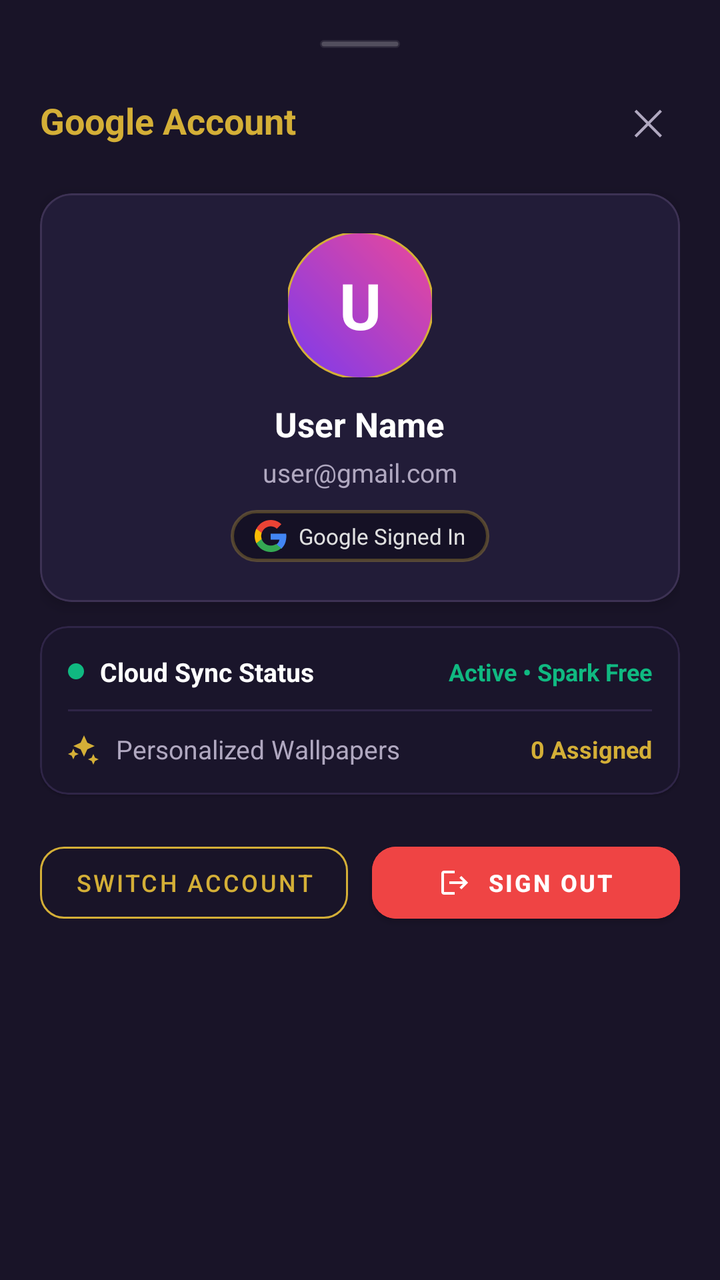
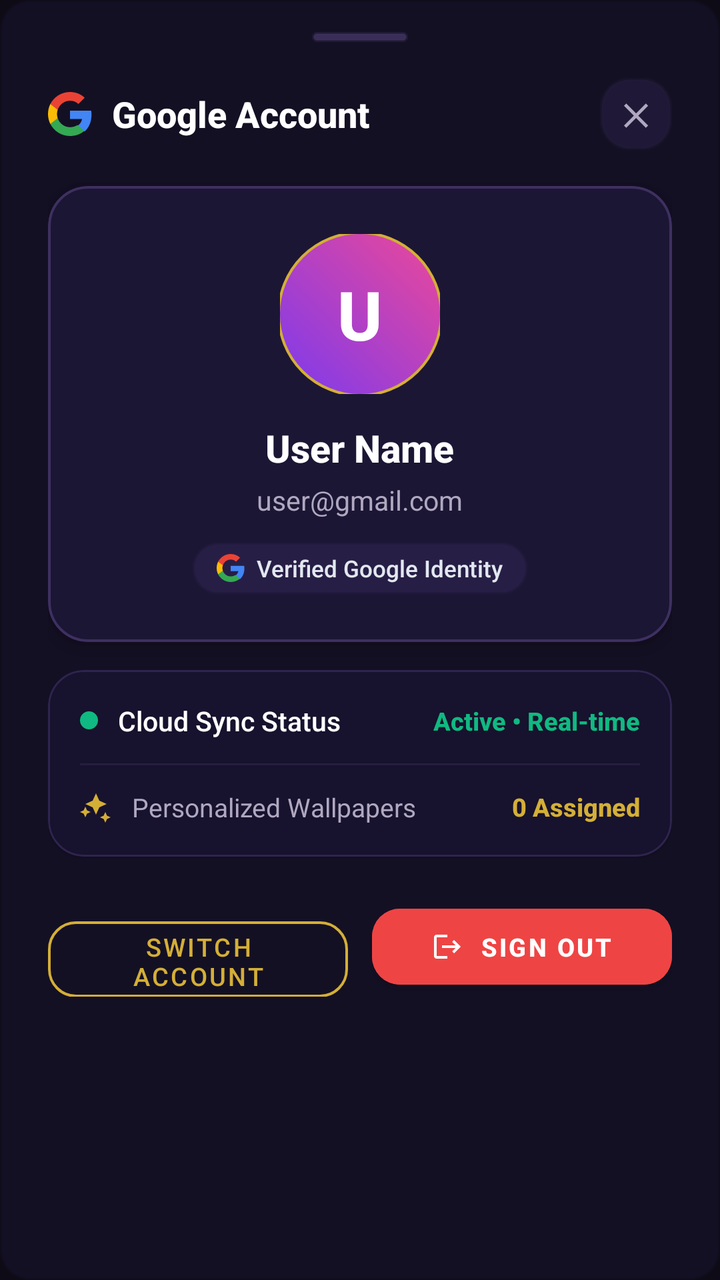

Before-and-after screenshots of an Android layout around one commit, followed by the original layout XML and the change that was made.
<!-- AndroidManifest.xml: application theme Theme.VideoLockScreen -->
<!-- res/layout/dialog_account_profile.xml -->
<?xml version="1.0" encoding="utf-8"?>
<LinearLayout xmlns:android="http://schemas.android.com/apk/res/android"
    xmlns:app="http://schemas.android.com/apk/res-auto"
    android:layout_width="match_parent"
    android:layout_height="wrap_content"
    android:background="#191428"
    android:orientation="vertical"
    android:padding="20dp">

    
    <View
        android:layout_width="40dp"
        android:layout_height="4dp"
        android:layout_gravity="center_horizontal"
        android:layout_marginBottom="16dp"
        android:background="@drawable/bg_glass_toast"
        android:backgroundTint="#44FFFFFF" />

    
    <LinearLayout
        android:layout_width="match_parent"
        android:layout_height="wrap_content"
        android:gravity="center_vertical"
        android:orientation="horizontal">

        <TextView
            android:layout_width="0dp"
            android:layout_height="wrap_content"
            android:layout_weight="1"
            android:text="Google Account"
            android:textColor="#D4AF37"
            android:textSize="18sp"
            android:textStyle="bold" />

        <TextView
            android:id="@+id/btnCloseProfileDialog"
            android:layout_width="wrap_content"
            android:layout_height="wrap_content"
            android:background="?attr/selectableItemBackgroundBorderless"
            android:clickable="true"
            android:focusable="true"
            android:padding="8dp"
            android:text="✕"
            android:textColor="#B0A8C0"
            android:textSize="18sp" />
    </LinearLayout>

    
    <com.google.android.material.card.MaterialCardView
        android:layout_width="match_parent"
        android:layout_height="wrap_content"
        android:layout_marginTop="16dp"
        app:cardBackgroundColor="#221C38"
        app:cardCornerRadius="16dp"
        app:cardElevation="4dp"
        app:strokeColor="#3D3254"
        app:strokeWidth="1dp">

        <LinearLayout
            android:layout_width="match_parent"
            android:layout_height="wrap_content"
            android:gravity="center_horizontal"
            android:orientation="vertical"
            android:padding="20dp">

            
            <FrameLayout
                android:layout_width="72dp"
                android:layout_height="72dp">

                <com.google.android.material.imageview.ShapeableImageView
                    android:id="@+id/dialogIvUserAvatar"
                    android:layout_width="72dp"
                    android:layout_height="72dp"
                    android:scaleType="centerCrop"
                    app:shapeAppearanceOverlay="@style/ShapeAppearance.Circle"
                    app:strokeColor="#D4AF37"
                    app:strokeWidth="2dp" />

                <TextView
                    android:id="@+id/dialogTvAvatarInitial"
                    android:layout_width="72dp"
                    android:layout_height="72dp"
                    android:background="@drawable/bg_circle_avatar"
                    android:gravity="center"
                    android:text="U"
                    android:textColor="#FFFFFF"
                    android:textSize="32sp"
                    android:textStyle="bold" />
            </FrameLayout>

            <TextView
                android:id="@+id/dialogTvUserName"
                android:layout_width="wrap_content"
                android:layout_height="wrap_content"
                android:layout_marginTop="12dp"
                android:text="User Name"
                android:textColor="#FFFFFF"
                android:textSize="17sp"
                android:textStyle="bold" />

            <TextView
                android:id="@+id/dialogTvUserEmail"
                android:layout_width="wrap_content"
                android:layout_height="wrap_content"
                android:layout_marginTop="4dp"
                android:text="user@gmail.com"
                android:textColor="#B0A8C0"
                android:textSize="13sp" />

            
            <LinearLayout
                android:layout_width="wrap_content"
                android:layout_height="wrap_content"
                android:layout_marginTop="10dp"
                android:background="@drawable/bg_glass_toast"
                android:gravity="center_vertical"
                android:orientation="horizontal"
                android:paddingHorizontal="12dp"
                android:paddingVertical="5dp">

                <ImageView
                    android:layout_width="16dp"
                    android:layout_height="16dp"
                    android:src="@drawable/ic_google" />

                <TextView
                    android:layout_width="wrap_content"
                    android:layout_height="wrap_content"
                    android:layout_marginStart="6dp"
                    android:text="Google Signed In"
                    android:textColor="#E0E0E0"
                    android:textSize="11sp" />
            </LinearLayout>

        </LinearLayout>
    </com.google.android.material.card.MaterialCardView>

    
    <com.google.android.material.card.MaterialCardView
        android:layout_width="match_parent"
        android:layout_height="wrap_content"
        android:layout_marginTop="12dp"
        app:cardBackgroundColor="#1A152B"
        app:cardCornerRadius="14dp"
        app:strokeColor="#2F2547"
        app:strokeWidth="1dp">

        <LinearLayout
            android:layout_width="match_parent"
            android:layout_height="wrap_content"
            android:orientation="vertical"
            android:padding="14dp">

            <LinearLayout
                android:layout_width="match_parent"
                android:layout_height="wrap_content"
                android:gravity="center_vertical"
                android:orientation="horizontal">

                <View
                    android:layout_width="8dp"
                    android:layout_height="8dp"
                    android:background="@drawable/bg_circle_indicator_green" />

                <TextView
                    android:layout_width="0dp"
                    android:layout_height="wrap_content"
                    android:layout_marginStart="8dp"
                    android:layout_weight="1"
                    android:text="Cloud Sync Status"
                    android:textColor="#FFFFFF"
                    android:textSize="13sp"
                    android:textStyle="bold" />

                <TextView
                    android:layout_width="wrap_content"
                    android:layout_height="wrap_content"
                    android:text="Active • Spark Free"
                    android:textColor="#10B981"
                    android:textSize="12sp"
                    android:textStyle="bold" />
            </LinearLayout>

            <View
                android:layout_width="match_parent"
                android:layout_height="1dp"
                android:layout_marginVertical="10dp"
                android:background="#2F2547" />

            <LinearLayout
                android:layout_width="match_parent"
                android:layout_height="wrap_content"
                android:gravity="center_vertical"
                android:orientation="horizontal">

                <ImageView
                    android:layout_width="16dp"
                    android:layout_height="16dp"
                    android:src="@drawable/ic_sparkle"
                    app:tint="#D4AF37" />

                <TextView
                    android:layout_width="0dp"
                    android:layout_height="wrap_content"
                    android:layout_marginStart="8dp"
                    android:layout_weight="1"
                    android:text="Personalized Wallpapers"
                    android:textColor="#B0A8C0"
                    android:textSize="13sp" />

                <TextView
                    android:id="@+id/dialogTvAssignedCount"
                    android:layout_width="wrap_content"
                    android:layout_height="wrap_content"
                    android:text="0 Assigned"
                    android:textColor="#D4AF37"
                    android:textSize="12sp"
                    android:textStyle="bold" />
            </LinearLayout>

        </LinearLayout>
    </com.google.android.material.card.MaterialCardView>

    
    <LinearLayout
        android:layout_width="match_parent"
        android:layout_height="wrap_content"
        android:layout_marginTop="20dp"
        android:orientation="horizontal">

        
        <com.google.android.material.button.MaterialButton
            android:id="@+id/dialogBtnSwitchAccount"
            style="@style/Widget.MaterialComponents.Button.OutlinedButton"
            android:layout_width="0dp"
            android:layout_height="48dp"
            android:layout_marginEnd="6dp"
            android:layout_weight="1"
            android:text="Switch Account"
            android:textColor="#D4AF37"
            android:textSize="12sp"
            app:cornerRadius="12dp"
            app:strokeColor="#D4AF37"
            app:strokeWidth="1dp" />

        
        <com.google.android.material.button.MaterialButton
            android:id="@+id/dialogBtnSignOut"
            android:layout_width="0dp"
            android:layout_height="48dp"
            android:layout_marginStart="6dp"
            android:layout_weight="1"
            android:backgroundTint="#EF4444"
            android:text="Sign Out"
            android:textColor="#FFFFFF"
            android:textSize="12sp"
            android:textStyle="bold"
            app:cornerRadius="12dp"
            app:icon="@drawable/ic_logout"
            app:iconGravity="textStart"
            app:iconSize="16dp"
            app:iconTint="#FFFFFF" />
    </LinearLayout>

</LinearLayout>
<!-- resources referenced by this layout -->
<resources>
  <!-- drawable bg_circle_avatar (drawable) -->
  <?xml version="1.0" encoding="utf-8"?>
  <shape xmlns:android="http://schemas.android.com/apk/res/android"
      android:shape="oval">
      <gradient
          android:angle="45"
          android:startColor="#7C3AED"
          android:endColor="#EC4899" />
  </shape>
  <!-- drawable bg_circle_indicator_green (drawable) -->
  <?xml version="1.0" encoding="utf-8"?>
  <shape xmlns:android="http://schemas.android.com/apk/res/android"
      android:shape="oval">
      <solid android:color="#10B981" />
  </shape>
  <!-- drawable bg_glass_toast (drawable) -->
  <?xml version="1.0" encoding="utf-8"?>
  <shape xmlns:android="http://schemas.android.com/apk/res/android"
      android:shape="rectangle">
      <corners android:radius="14dp" />
      <solid android:color="#E6151024" /> 
      <stroke
          android:width="1.5dp"
          android:color="#4DD4AF37" /> 
  </shape>
  <!-- drawable ic_google (drawable) -->
  <vector xmlns:android="http://schemas.android.com/apk/res/android"
      android:width="24dp"
      android:height="24dp"
      android:viewportWidth="24"
      android:viewportHeight="24">
    <path
        android:fillColor="#4285F4"
        android:pathData="M23.745,12.27c0,-0.7 -.06,-1.4 -.19,-2.07H12v4.51h6.6c-.29,1.52 -1.14,2.82 -2.4,3.68v3.05h3.88c2.27,-2.09 3.66,-5.17 3.66,-9.17z"/>
    <path
        android:fillColor="#34A853"
        android:pathData="M12,24c3.24,0 5.95,-1.08 7.93,-2.91l-3.88,-3.05c-1.08,.72 -2.45,1.16 -4.05,1.16 -3.12,0 -5.77,-2.1 -6.72,-4.93H1.25v3.15C3.26,21.36 7.36,24 12,24z"/>
    <path
        android:fillColor="#FBBC05"
        android:pathData="M5.28,14.27c-.25,-.72 -.38,-1.49 -.38,-2.27s.13,-1.55 .38,-2.27V6.58H1.25C.45,8.18 0,9.99 0,12s.45,3.82 1.25,5.42l4.03,-3.15z"/>
    <path
        android:fillColor="#EA4335"
        android:pathData="M12,4.75c1.77,0 3.35,.61 4.6,1.8l3.42,-3.42C17.95,1.19 15.24,0 12,0 7.36,0 3.26,2.64 1.25,6.58l4.03,3.15c.95,-2.83 3.6,-4.98 6.72,-4.98z"/>
  </vector>
  <!-- drawable ic_logout (drawable) -->
  <vector xmlns:android="http://schemas.android.com/apk/res/android"
      android:width="24dp"
      android:height="24dp"
      android:viewportWidth="24"
      android:viewportHeight="24">
      <path
          android:fillColor="#EF4444"
          android:pathData="M17,7l-1.41,1.41L18.17,11H8v2h10.17l-2.58,2.58L17,17l5,-5zM4,5h8V3H4c-1.1,0 -2,0.9 -2,2v14c0,1.1 0.9,2 2,2h8v-2H4V5z" />
  </vector>
  <!-- drawable ic_sparkle (drawable) -->
  <vector xmlns:android="http://schemas.android.com/apk/res/android"
      android:width="24dp"
      android:height="24dp"
      android:viewportWidth="24"
      android:viewportHeight="24">
    <path
        android:fillColor="#FFFFFFFF"
        android:pathData="M12,2L9.5,7.5 4,10l5.5,2.5L12,18l2.5,-5.5L20,10l-5.5,-2.5zM4,20l1.25,-2.75L8,16l-2.75,-1.25L4,12l-1.25,2.75L0,16l2.75,1.25zM19,16l-1.25,2.75L15,20l2.75,1.25L19,24l1.25,-2.75L23,20l-2.75,-1.25z"/>
  </vector>
  <style name="ShapeAppearance.Circle" parent="">
          <item name="cornerSize">50%</item>
      </style>
  <style name="Theme.VideoLockScreen" parent="Theme.MaterialComponents.DayNight.NoActionBar">
          <item name="colorPrimary">@color/gold_primary</item>
          <item name="colorSecondary">@color/accent_glow</item>
          <item name="android:windowBackground">@color/bg_dark</item>
          <item name="android:statusBarColor">@color/bg_dark</item>
          <item name="android:navigationBarColor">@color/bg_dark</item>
      </style>
  <color name="gold_primary">#D4AF37</color>
  <color name="accent_glow">#9370DB</color>
  <color name="bg_dark">#0E0B16</color>
</resources>

<!-- the commit's change to res/layout/dialog_account_profile.xml (unified diff, before → after) -->
@@ -3,18 +3,22 @@
     xmlns:app="http://schemas.android.com/apk/res-auto"
     android:layout_width="match_parent"
     android:layout_height="wrap_content"
-    android:background="#191428"
+    android:background="@drawable/bg_glass_toast"
+    android:backgroundTint="#130F24"
     android:orientation="vertical"
-    android:padding="20dp">
+    android:paddingStart="24dp"
+    android:paddingTop="16dp"
+    android:paddingEnd="24dp"
+    android:paddingBottom="28dp">
 
     
     <View
-        android:layout_width="40dp"
-        android:layout_height="4dp"
+        android:layout_width="48dp"
+        android:layout_height="5dp"
         android:layout_gravity="center_horizontal"
-        android:layout_marginBottom="16dp"
+        android:layout_marginBottom="18dp"
         android:background="@drawable/bg_glass_toast"
-        android:backgroundTint="#44FFFFFF" />
+        android:backgroundTint="#3D305C" />
 
     
     <LinearLayout
@@ -23,114 +27,146 @@
         android:gravity="center_vertical"
         android:orientation="horizontal">
 
+        <ImageView
+            android:layout_width="22dp"
+            android:layout_height="22dp"
+            android:contentDescription="Google"
+            android:src="@drawable/ic_google" />
+
         <TextView
             android:layout_width="0dp"
             android:layout_height="wrap_content"
+            android:layout_marginStart="10dp"
             android:layout_weight="1"
+            android:fontFamily="sans-serif-medium"
             android:text="Google Account"
-            android:textColor="#D4AF37"
+            android:textColor="#FFFFFF"
             android:textSize="18sp"
             android:textStyle="bold" />
 
-        <TextView
+        
+        <FrameLayout
             android:id="@+id/btnCloseProfileDialog"
-            android:layout_width="wrap_content"
-            android:layout_height="wrap_content"
-            android:background="?attr/selectableItemBackgroundBorderless"
+            android:layout_width="36dp"
+            android:layout_height="36dp"
+            android:background="@drawable/bg_glass_toast"
+            android:backgroundTint="#201938"
             android:clickable="true"
-            android:focusable="true"
-            android:padding="8dp"
-            android:text="✕"
-            android:textColor="#B0A8C0"
-            android:textSize="18sp" />
+            android:focusable="true">
+
+            <TextView
+                android:layout_width="wrap_content"
+                android:layout_height="wrap_content"
+                android:layout_gravity="center"
+                android:fontFamily="sans-serif-medium"
+                android:text="✕"
+                android:textColor="#B0A8C0"
+                android:textSize="15sp"
+                android:textStyle="bold" />
+        </FrameLayout>
     </LinearLayout>
 
     
     <com.google.android.material.card.MaterialCardView
         android:layout_width="match_parent"
         android:layout_height="wrap_content"
-        android:layout_marginTop="16dp"
-        app:cardBackgroundColor="#221C38"
-        app:cardCornerRadius="16dp"
-        app:cardElevation="4dp"
-        app:strokeColor="#3D3254"
-        app:strokeWidth="1dp">
+        android:layout_marginTop="18dp"
+        app:cardBackgroundColor="#1C1635"
+        app:cardCornerRadius="20dp"
+        app:cardElevation="6dp"
+        app:strokeColor="#3E3060"
+        app:strokeWidth="1.2dp">
 
         <LinearLayout
             android:layout_width="match_parent"
             android:layout_height="wrap_content"
             android:gravity="center_horizontal"
             android:orientation="vertical"
-            android:padding="20dp">
+            android:paddingStart="20dp"
+            android:paddingTop="24dp"
+            android:paddingEnd="20dp"
+            android:paddingBottom="24dp">
 
             
             <FrameLayout
-                android:layout_width="72dp"
-                android:layout_height="72dp">
+                android:layout_width="80dp"
+                android:layout_height="80dp">
 
                 <com.google.android.material.imageview.ShapeableImageView
                     android:id="@+id/dialogIvUserAvatar"
-                    android:layout_width="72dp"
-                    android:layout_height="72dp"
+                    android:layout_width="80dp"
+                    android:layout_height="80dp"
                     android:scaleType="centerCrop"
                     app:shapeAppearanceOverlay="@style/ShapeAppearance.Circle"
                     app:strokeColor="#D4AF37"
-                    app:strokeWidth="2dp" />
+                    app:strokeWidth="2.5dp" />
 
                 <TextView
                     android:id="@+id/dialogTvAvatarInitial"
-                    android:layout_width="72dp"
-                    android:layout_height="72dp"
+                    android:layout_width="80dp"
+                    android:layout_height="80dp"
                     android:background="@drawable/bg_circle_avatar"
+                    android:fontFamily="sans-serif-medium"
                     android:gravity="center"
                     android:text="U"
                     android:textColor="#FFFFFF"
-                    android:textSize="32sp"
+                    android:textSize="34sp"
                     android:textStyle="bold" />
             </FrameLayout>
 
+            
             <TextView
                 android:id="@+id/dialogTvUserName"
                 android:layout_width="wrap_content"
                 android:layout_height="wrap_content"
-                android:layout_marginTop="12dp"
+                android:layout_marginTop="14dp"
+                android:fontFamily="sans-serif-medium"
+                android:gravity="center"
                 android:text="User Name"
                 android:textColor="#FFFFFF"
-                android:textSize="17sp"
+                android:textSize="19sp"
                 android:textStyle="bold" />
 
+            
             <TextView
                 android:id="@+id/dialogTvUserEmail"
                 android:layout_width="wrap_content"
                 android:layout_height="wrap_content"
                 android:layout_marginTop="4dp"
+                android:fontFamily="sans-serif"
+                android:gravity="center"
                 android:text="user@gmail.com"
                 android:textColor="#B0A8C0"
-                android:textSize="13sp" />
+                android:textSize="13.5sp" />
 
             
             <LinearLayout
                 android:layout_width="wrap_content"
                 android:layout_height="wrap_content"
-                android:layout_marginTop="10dp"
+                android:layout_marginTop="12dp"
                 android:background="@drawable/bg_glass_toast"
+                android:backgroundTint="#271E47"
                 android:gravity="center_vertical"
                 android:orientation="horizontal"
-                android:paddingHorizontal="12dp"
-                android:paddingVertical="5dp">
+                android:paddingStart="12dp"
+                android:paddingTop="5dp"
+                android:paddingEnd="12dp"
+                android:paddingBottom="5dp">
 
                 <ImageView
-                    android:layout_width="16dp"
-                    android:layout_height="16dp"
+                    android:layout_width="14dp"
+                    android:layout_height="14dp"
+                    android:contentDescription="Verified"
                     android:src="@drawable/ic_google" />
 
                 <TextView
                     android:layout_width="wrap_content"
                     android:layout_height="wrap_content"
                     android:layout_marginStart="6dp"
-                    android:text="Google Signed In"
-                    android:textColor="#E0E0E0"
-                    android:textSize="11sp" />
+                    android:fontFamily="sans-serif-medium"
+                    android:text="Verified Google Identity"
+                    android:textColor="#E2E8F0"
+                    android:textSize="11.5sp" />
             </LinearLayout>
 
         </LinearLayout>
@@ -140,18 +176,19 @@
     <com.google.android.material.card.MaterialCardView
         android:layout_width="match_parent"
         android:layout_height="wrap_content"
-        android:layout_marginTop="12dp"
-        app:cardBackgroundColor="#1A152B"
-        app:cardCornerRadius="14dp"
-        app:strokeColor="#2F2547"
+        android:layout_marginTop="14dp"
+        app:cardBackgroundColor="#17122D"
+        app:cardCornerRadius="18dp"
+        app:strokeColor="#2F244E"
         app:strokeWidth="1dp">
 
         <LinearLayout
             android:layout_width="match_parent"
             android:layout_height="wrap_content"
             android:orientation="vertical"
-            android:padding="14dp">
-
+            android:padding="16dp">
+
+            
             <LinearLayout
                 android:layout_width="match_parent"
                 android:layout_height="wrap_content"
@@ -159,35 +196,37 @@
                 android:orientation="horizontal">
 
                 <View
-                    android:layout_width="8dp"
-                    android:layout_height="8dp"
+                    android:layout_width="9dp"
+                    android:layout_height="9dp"
                     android:background="@drawable/bg_circle_indicator_green" />
 
                 <TextView
                     android:layout_width="0dp"
                     android:layout_height="wrap_content"
-                    android:layout_marginStart="8dp"
+                    android:layout_marginStart="10dp"
                     android:layout_weight="1"
+                    android:fontFamily="sans-serif-medium"
                     android:text="Cloud Sync Status"
                     android:textColor="#FFFFFF"
-                    android:textSize="13sp"
-                    android:textStyle="bold" />
+                    android:textSize="13.5sp" />
 
                 <TextView
                     android:layout_width="wrap_content"
                     android:layout_height="wrap_content"
-                    android:text="Active • Spark Free"
+                    android:fontFamily="sans-serif-medium"
+                    android:text="Active • Real-time"
                     android:textColor="#10B981"
-                    android:textSize="12sp"
+                    android:textSize="12.5sp"
                     android:textStyle="bold" />
             </LinearLayout>
 
             <View
                 android:layout_width="match_parent"
                 android:layout_height="1dp"
-                android:layout_marginVertical="10dp"
-                android:background="#2F2547" />
-
+                android:layout_marginVertical="12dp"
+                android:background="#261E40" />
+
+            
             <LinearLayout
                 android:layout_width="match_parent"
                 android:layout_height="wrap_content"
@@ -197,14 +236,16 @@
                 <ImageView
                     android:layout_width="16dp"
                     android:layout_height="16dp"
+                    android:contentDescription="Assigned"
                     android:src="@drawable/ic_sparkle"
                     app:tint="#D4AF37" />
 
                 <TextView
                     android:layout_width="0dp"
                     android:layout_height="wrap_content"
-                    android:layout_marginStart="8dp"
+                    android:layout_marginStart="10dp"
                     android:layout_weight="1"
+                    android:fontFamily="sans-serif"
                     android:text="Personalized Wallpapers"
                     android:textColor="#B0A8C0"
                     android:textSize="13sp" />
@@ -213,9 +254,10 @@
                     android:id="@+id/dialogTvAssignedCount"
                     android:layout_width="wrap_content"
                     android:layout_height="wrap_content"
+                    android:fontFamily="sans-serif-medium"
                     android:text="0 Assigned"
                     android:textColor="#D4AF37"
-                    android:textSize="12sp"
+                    android:textSize="12.5sp"
                     android:textStyle="bold" />
             </LinearLayout>
 
@@ -234,29 +276,31 @@
             android:id="@+id/dialogBtnSwitchAccount"
             style="@style/Widget.MaterialComponents.Button.OutlinedButton"
             android:layout_width="0dp"
-            android:layout_height="48dp"
+            android:layout_height="50dp"
             android:layout_marginEnd="6dp"
             android:layout_weight="1"
+            android:fontFamily="sans-serif-medium"
             android:text="Switch Account"
             android:textColor="#D4AF37"
-            android:textSize="12sp"
-            app:cornerRadius="12dp"
+            android:textSize="12.5sp"
+            app:cornerRadius="14dp"
             app:strokeColor="#D4AF37"
-            app:strokeWidth="1dp" />
+            app:strokeWidth="1.2dp" />
 
         
         <com.google.android.material.button.MaterialButton
             android:id="@+id/dialogBtnSignOut"
             android:layout_width="0dp"
-            android:layout_height="48dp"
+            android:layout_height="50dp"
             android:layout_marginStart="6dp"
             android:layout_weight="1"
             android:backgroundTint="#EF4444"
+            android:fontFamily="sans-serif-medium"
             android:text="Sign Out"
             android:textColor="#FFFFFF"
-            android:textSize="12sp"
+            android:textSize="12.5sp"
             android:textStyle="bold"
-            app:cornerRadius="12dp"
+            app:cornerRadius="14dp"
             app:icon="@drawable/ic_logout"
             app:iconGravity="textStart"
             app:iconSize="16dp"
